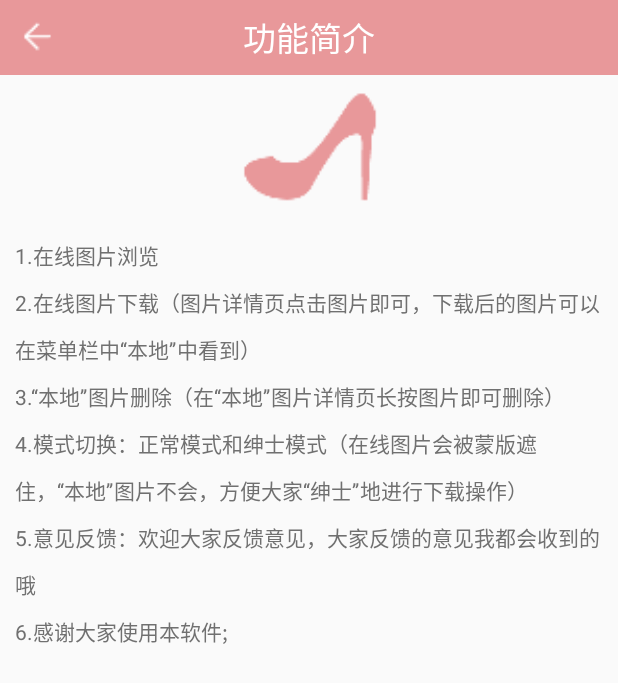
After one commit to lord19871207/SexyGirl, an Android app: the IntroActivity screen opened directly, with no data from a screen before it, on a phone screen of 412 x 824 dp. The commit adds this screen. Shown: the top 683 px of the screen. Run offline under Robolectric (Android 15) with nearby library versions, the phone set to English and light mode, and no system bars.

Commit message:
1:增加->功能简介;

```diff
--- a/app/src/main/AndroidManifest.xml
+++ b/app/src/main/AndroidManifest.xml
@@ -44,7 +44,7 @@
             android:configChanges="orientation|keyboardHidden"
             android:screenOrientation="behind"
             android:theme="@android:style/Theme.Translucent.NoTitleBar" />
-        <activity android:name=".activity.UpdateLogActivity"/>
+        <activity android:name=".activity.IntroActivity"/>
 
         <meta-data android:value="5955d3777d964c2d8d15c2d0b9a281f6" android:name="BUG_HD_SDK_GENERAL_KEY" />
     </application>
--- /dev/null
+++ b/app/src/main/java/com/vgaw/sexygirl/activity/IntroActivity.java
@@ -0,0 +1,68 @@
+package com.vgaw.sexygirl.activity;
+
+import android.app.Activity;
+import android.os.Bundle;
+import android.view.View;
+import android.widget.ImageView;
+import android.widget.TextView;
+
+import com.vgaw.sexygirl.R;
+import com.vgaw.sexygirl.Utils.Utils;
+
+/**
+ * from : Volodymyr
+ * to : caojinmail@163.com
+ * me : github.com/VolodymyrCj/
+ */
+public class IntroActivity extends Activity {
+    private View v_back;
+    private TextView tv_title;
+    private ImageView iv_shoe;
+
+    private int count = 1;
+    @Override
+    protected void onCreate(Bundle savedInstanceState) {
+        super.onCreate(savedInstanceState);
+        setContentView(R.layout.activity_intro);
+        v_back = findViewById(R.id.v_back);
+        tv_title = (TextView) findViewById(R.id.tv_title);
+        iv_shoe = (ImageView) findViewById(R.id.iv_shoe);
+        tv_title = (TextView) findViewById(R.id.tv_title);
+
+        tv_title.setText("功能简介");
+        v_back.setOnClickListener(clickListener);
+        iv_shoe.setOnClickListener(clickListener);
+    }
+
+    private View.OnClickListener clickListener = new View.OnClickListener() {
+        @Override
+        public void onClick(View v) {
+            switch (v.getId()){
+                case R.id.v_back:
+                    finish();
+                    break;
+                case R.id.iv_shoe:
+                    shoeTalk();
+                    break;
+            }
+        }
+    };
+
+    private void shoeTalk(){
+        switch (count){
+            case 1:
+                Utils.showToast(this, "喂，你踩到我啦！");
+                break;
+            case 2:
+                Utils.showToast(this, "真不要脸！");
+                break;
+            case 3:
+                Utils.showToast(this, "好吧，你赢了！");
+                break;
+            default:
+                Utils.showToast(this, "感谢您使用本软件，祝您天天开心！");
+                break;
+        }
+        count++;
+    }
+}
--- a/app/src/main/java/com/vgaw/sexygirl/activity/MainActivity.java
+++ b/app/src/main/java/com/vgaw/sexygirl/activity/MainActivity.java
@@ -80,9 +80,9 @@ public class MainActivity extends BaseActivity {
                     case R.id.nav_local:
                         changeFragment(localOneFragment, LocalOneFragment.TAG);
                         break;
-                    // 关于
-                    case R.id.nav_about:
-                        Toast.makeText(MainActivity.this, "待开发", Toast.LENGTH_SHORT).show();
+                    // 功能简介
+                    case R.id.nav_intro:
+                        startActivity(new Intent(MainActivity.this, IntroActivity.class));
                         break;
                 }
                 return true;
--- /dev/null
+++ b/app/src/main/res/layout/activity_intro.xml
@@ -0,0 +1,28 @@
+<?xml version="1.0" encoding="utf-8"?>
+<LinearLayout xmlns:android="http://schemas.android.com/apk/res/android"
+    android:layout_width="match_parent"
+    android:layout_height="match_parent"
+    android:orientation="vertical">
+
+    <include layout="@layout/back_title"/>
+
+    <ImageView
+        android:id="@+id/iv_shoe"
+        android:layout_width="match_parent"
+        android:layout_height="@dimen/space_100"
+        android:src="@mipmap/ic_launcher"/>
+
+    <ScrollView
+        android:layout_width="match_parent"
+        android:layout_height="match_parent">
+
+        <TextView
+            android:layout_width="match_parent"
+            android:layout_height="match_parent"
+            android:text="@string/intro"
+            android:textSize="@dimen/txt_14"
+            android:textColor="@color/gray"
+            android:lineSpacingMultiplier="1.5"
+            android:layout_margin="@dimen/space_10"/>
+    </ScrollView>
+</LinearLayout>
--- a/app/src/main/res/menu/activity_main_drawer.xml
+++ b/app/src/main/res/menu/activity_main_drawer.xml
@@ -35,9 +35,9 @@
         <menu>
             <group android:checkableBehavior="single">
                 <item
-                    android:id="@+id/nav_about"
+                    android:id="@+id/nav_intro"
                     android:icon="@mipmap/ic_launcher"
-                    android:title="关于" />
+                    android:title="功能简介" />
             </group>
         </menu>
     </item>
--- a/app/src/main/res/values/strings.xml
+++ b/app/src/main/res/values/strings.xml
@@ -1,3 +1,5 @@
 <resources>
     <string name="app_name">SexyGirl</string>
+
+    <string name="intro">1.在线图片浏览\n2.在线图片下载（图片详情页点击图片即可，下载后的图片可以在菜单栏中“本地”中看到）\n3.“本地”图片删除（在“本地”图片详情页长按图片即可删除）\n4.模式切换：正常模式和绅士模式（在线图片会被蒙版遮住，“本地”图片不会，方便大家“绅士”地进行下载操作）\n5.意见反馈：欢迎大家反馈意见，大家反馈的意见我都会收到的哦\n6.感谢大家使用本软件;</string>
 </resources>
```
Also changed, not shown: app/src/main/java/com/vgaw/sexygirl/activity/UpdateLogActivity.java (deleted, +0 -12 lines).
